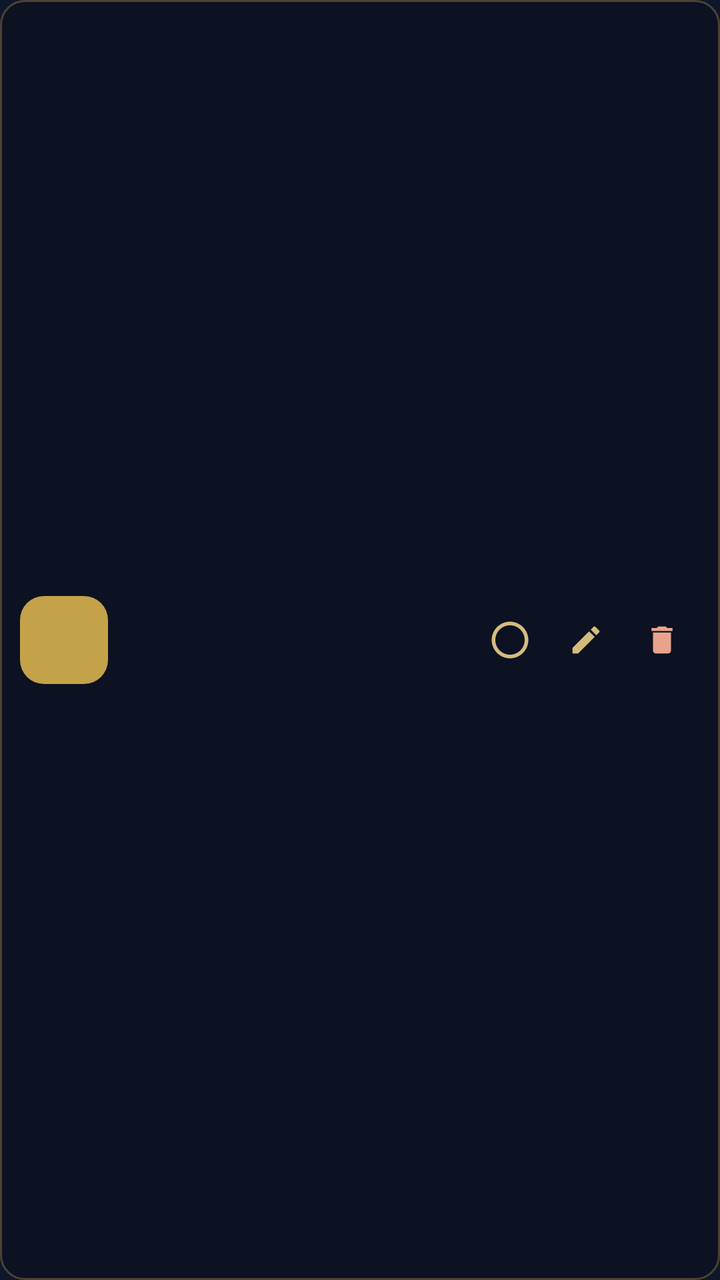
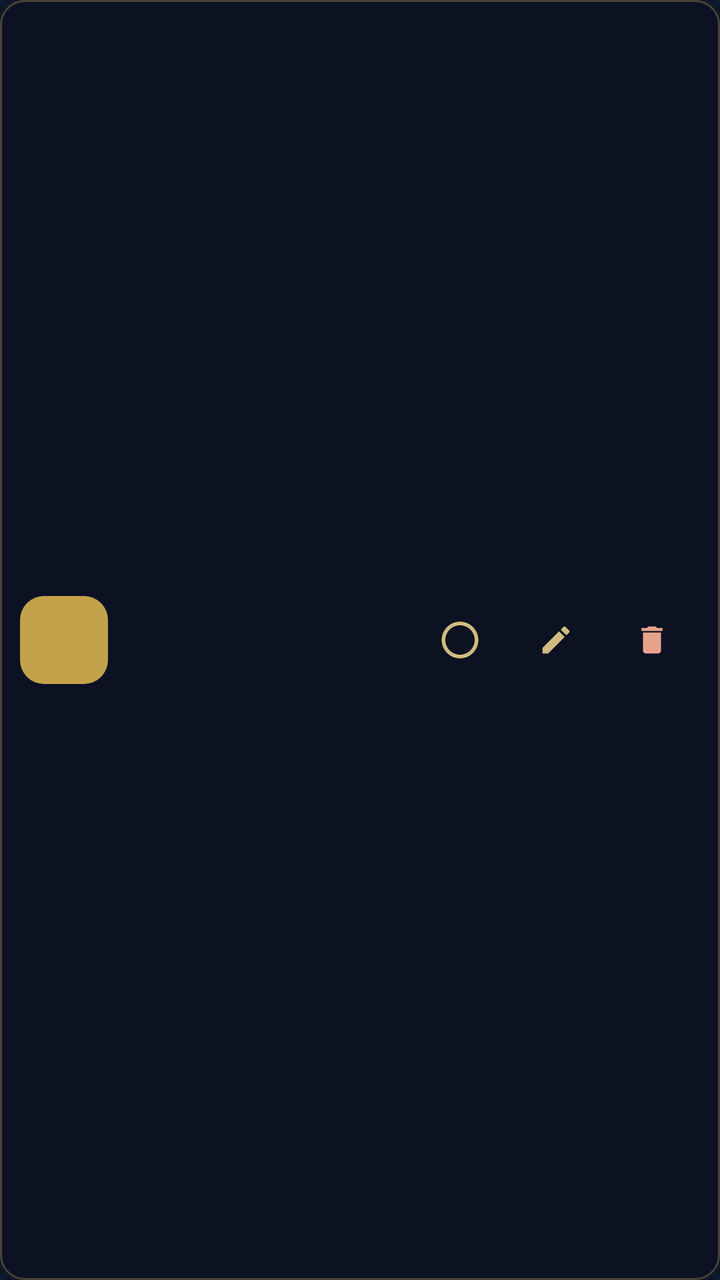

Two renders of the same Android screen: before a commit and after it. Below are the layout's source before the change and the commit's diff.
<!-- AndroidManifest.xml: application theme Theme.StudyMate -->
<!-- res/layout/item_assignment.xml -->
<?xml version="1.0" encoding="utf-8"?>
<LinearLayout xmlns:android="http://schemas.android.com/apk/res/android"
    xmlns:app="http://schemas.android.com/apk/res-auto"
    android:layout_width="match_parent"
    android:layout_height="wrap_content"
    android:layout_marginTop="8dp"
    android:background="@drawable/bg_subject_row"
    android:gravity="center_vertical"
    android:orientation="horizontal"
    android:padding="10dp">

    <FrameLayout
        android:id="@+id/iconBadge"
        android:layout_width="44dp"
        android:layout_height="44dp"
        android:background="@drawable/bg_icon_badge">

        <ImageView
            android:id="@+id/iconImage"
            android:layout_width="24dp"
            android:layout_height="24dp"
            android:layout_gravity="center"
            android:contentDescription="@null"
            android:scaleType="fitCenter" />

    </FrameLayout>

    <LinearLayout
        android:layout_width="0dp"
        android:layout_height="wrap_content"
        android:layout_marginStart="12dp"
        android:layout_weight="1"
        android:orientation="vertical">

        <TextView
            android:id="@+id/assignmentTitleText"
            android:layout_width="wrap_content"
            android:layout_height="wrap_content"
            android:ellipsize="end"
            android:maxLines="1"
            android:textColor="@color/surface"
            android:textSize="15sp"
            android:textStyle="bold" />

        <TextView
            android:id="@+id/assignmentDueText"
            android:layout_width="wrap_content"
            android:layout_height="wrap_content"
            android:layout_marginTop="1dp"
            android:textColor="#B2FAF8F5"
            android:textSize="12sp" />

    </LinearLayout>

    <com.google.android.material.button.MaterialButton
        android:id="@+id/doneBtn"
        style="@style/Widget.Material3.Button.IconButton"
        android:layout_width="38dp"
        android:layout_height="38dp"
        android:insetTop="0dp"
        android:insetBottom="0dp"
        android:contentDescription="Mark assignment done"
        app:icon="@drawable/ic_circle_outline"
        app:iconTint="@color/gold_light"
        app:iconSize="22dp"
        app:iconGravity="textStart"
        app:iconPadding="0dp"
        android:backgroundTint="#00000000"
        app:rippleColor="#33D4BC7E" />

    <com.google.android.material.button.MaterialButton
        android:id="@+id/editBtn"
        style="@style/Widget.Material3.Button.IconButton"
        android:layout_width="38dp"
        android:layout_height="38dp"
        android:insetTop="0dp"
        android:insetBottom="0dp"
        android:contentDescription="Edit assignment"
        app:icon="@drawable/ic_edit"
        app:iconTint="@color/gold_light"
        app:iconSize="18dp"
        app:iconGravity="textStart"
        app:iconPadding="0dp"
        android:backgroundTint="#00000000"
        app:rippleColor="#33D4BC7E" />

    <com.google.android.material.button.MaterialButton
        android:id="@+id/deleteBtn"
        style="@style/Widget.Material3.Button.IconButton"
        android:layout_width="38dp"
        android:layout_height="38dp"
        android:insetTop="0dp"
        android:insetBottom="0dp"
        android:contentDescription="Delete assignment"
        app:icon="@drawable/ic_delete"
        app:iconTint="#E8A48A"
        app:iconSize="18dp"
        app:iconGravity="textStart"
        app:iconPadding="0dp"
        android:backgroundTint="#00000000"
        app:rippleColor="#44E8A48A" />

</LinearLayout>
<!-- resources referenced by this layout -->
<resources>
  <color name="gold_light">#D4BC7E</color>
  <color name="surface">#FAF8F5</color>
  <!-- drawable bg_icon_badge (drawable) -->
  <?xml version="1.0" encoding="utf-8"?>
  <shape xmlns:android="http://schemas.android.com/apk/res/android"
      android:shape="rectangle">
      <solid android:color="#C4A24A" />
      <corners android:radius="12dp" />
  </shape>
  <!-- drawable bg_subject_row (drawable) -->
  <?xml version="1.0" encoding="utf-8"?>
  <shape xmlns:android="http://schemas.android.com/apk/res/android"
      android:shape="rectangle">
      <solid android:color="#33000000" />
      <stroke android:width="1dp" android:color="#55C4A24A" />
      <corners android:radius="12dp" />
  </shape>
  <!-- drawable ic_circle_outline (drawable) -->
  <vector xmlns:android="http://schemas.android.com/apk/res/android"
      android:width="24dp"
      android:height="24dp"
      android:viewportWidth="24"
      android:viewportHeight="24"
      android:tint="#FFFFFFFF">
      <path
          android:fillColor="#FFFFFFFF"
          android:pathData="M12,2C6.48,2 2,6.48 2,12s4.48,10 10,10 10,-4.48 10,-10S17.52,2 12,2zM12,20c-4.42,0 -8,-3.58 -8,-8s3.58,-8 8,-8 8,3.58 8,8 -3.58,8 -8,8z" />
  </vector>
  <!-- drawable ic_delete (drawable) -->
  <?xml version="1.0" encoding="utf-8"?>
  <vector xmlns:android="http://schemas.android.com/apk/res/android"
      android:width="24dp"
      android:height="24dp"
      android:viewportWidth="24"
      android:viewportHeight="24"
      android:tint="?attr/colorControlNormal">
      <path
          android:fillColor="@android:color/white"
          android:pathData="M6,19c0,1.1 0.9,2 2,2h8c1.1,0 2,-0.9 2,-2V7H6v12zM19,4h-3.5l-1,-1h-5l-1,1H5v2h14V4z" />
  </vector>
  <!-- drawable ic_edit (drawable) -->
  <?xml version="1.0" encoding="utf-8"?>
  <vector xmlns:android="http://schemas.android.com/apk/res/android"
      android:width="24dp"
      android:height="24dp"
      android:viewportWidth="24"
      android:viewportHeight="24"
      android:tint="?attr/colorControlNormal">
      <path
          android:fillColor="@android:color/white"
          android:pathData="M3,17.25V21h3.75L17.81,9.94l-3.75,-3.75L3,17.25zM20.71,7.04c0.39,-0.39 0.39,-1.02 0,-1.41l-2.34,-2.34c-0.39,-0.39 -1.02,-0.39 -1.41,0l-1.83,1.83 3.75,3.75 1.83,-1.83z" />
  </vector>
  <style name="Theme.StudyMate" parent="Base.Theme.StudyMate" />
  <style name="Base.Theme.StudyMate" parent="Theme.Material3.DayNight.NoActionBar">
          <item name="colorPrimary">@color/primary</item>
          <item name="colorOnPrimary">@color/on_primary</item>
          <item name="colorPrimaryContainer">@color/primary_container</item>
          <item name="colorOnPrimaryContainer">@color/on_primary_container</item>
          <item name="colorSecondary">@color/gold</item>
          <item name="colorSurface">@color/surface</item>
          <item name="android:colorBackground">@color/background</item>
          <item name="colorError">@color/error_text</item>
          <item name="android:statusBarColor">@color/navy</item>
          <item name="android:navigationBarColor">@color/navy</item>
      </style>
  <color name="primary">#8B6B1A</color>
  <color name="on_primary">#FAF8F5</color>
  <color name="primary_container">#F5E6C0</color>
  <color name="on_primary_container">#3D2A00</color>
  <color name="gold">#C4A24A</color>
  <color name="background">#0F172A</color>
  <color name="error_text">#E8A48A</color>
  <color name="navy">#0F172A</color>
</resources>

<!-- the commit's change to res/layout/item_assignment.xml (unified diff, before → after) -->
@@ -55,11 +55,10 @@
     <com.google.android.material.button.MaterialButton
         android:id="@+id/doneBtn"
         style="@style/Widget.Material3.Button.IconButton"
-        android:layout_width="38dp"
-        android:layout_height="38dp"
+        android:layout_width="@dimen/min_touch_target"
+        android:layout_height="@dimen/min_touch_target"
         android:insetTop="0dp"
         android:insetBottom="0dp"
-        android:contentDescription="Mark assignment done"
         app:icon="@drawable/ic_circle_outline"
         app:iconTint="@color/gold_light"
         app:iconSize="22dp"
@@ -71,11 +70,10 @@
     <com.google.android.material.button.MaterialButton
         android:id="@+id/editBtn"
         style="@style/Widget.Material3.Button.IconButton"
-        android:layout_width="38dp"
-        android:layout_height="38dp"
+        android:layout_width="@dimen/min_touch_target"
+        android:layout_height="@dimen/min_touch_target"
         android:insetTop="0dp"
         android:insetBottom="0dp"
-        android:contentDescription="Edit assignment"
         app:icon="@drawable/ic_edit"
         app:iconTint="@color/gold_light"
         app:iconSize="18dp"
@@ -87,11 +85,10 @@
     <com.google.android.material.button.MaterialButton
         android:id="@+id/deleteBtn"
         style="@style/Widget.Material3.Button.IconButton"
-        android:layout_width="38dp"
-        android:layout_height="38dp"
+        android:layout_width="@dimen/min_touch_target"
+        android:layout_height="@dimen/min_touch_target"
         android:insetTop="0dp"
         android:insetBottom="0dp"
-        android:contentDescription="Delete assignment"
         app:icon="@drawable/ic_delete"
         app:iconTint="#E8A48A"
         app:iconSize="18dp"
<!-- resource entries referenced after the edit -->
@@ -2,6 +2,7 @@
 <resources>
   <color name="gold_light">#D4BC7E</color>
   <color name="surface">#FAF8F5</color>
+  <dimen name="min_touch_target">48dp</dimen>
   <!-- drawable bg_icon_badge (drawable) -->
   <?xml version="1.0" encoding="utf-8"?>
   <shape xmlns:android="http://schemas.android.com/apk/res/android"
